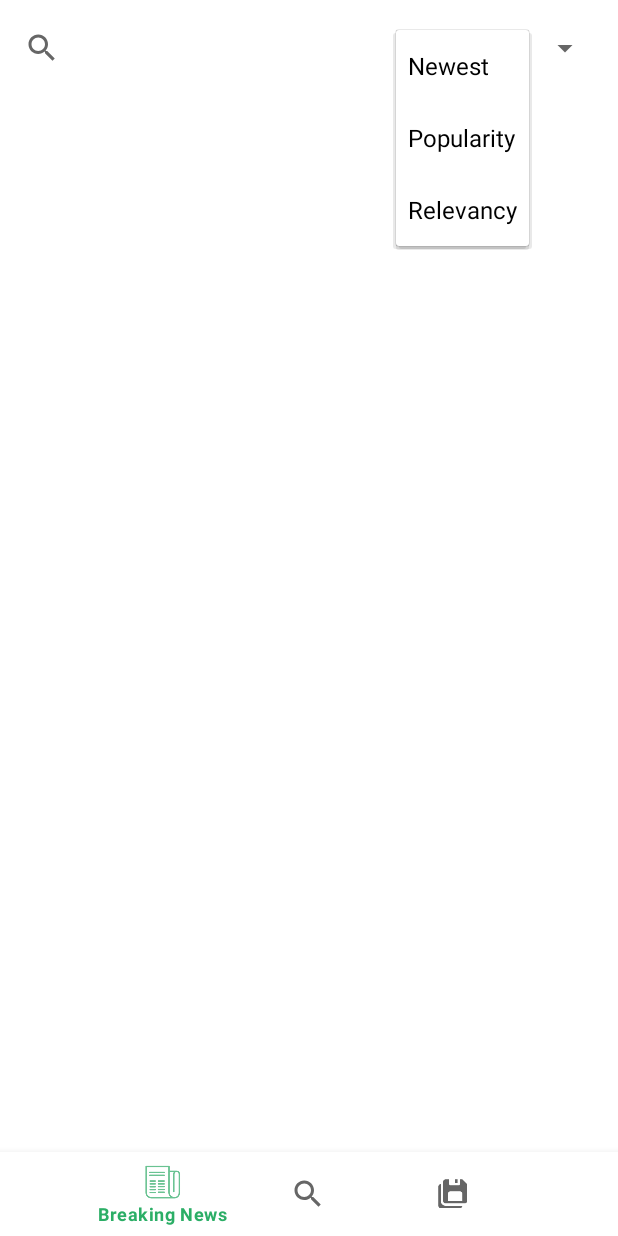
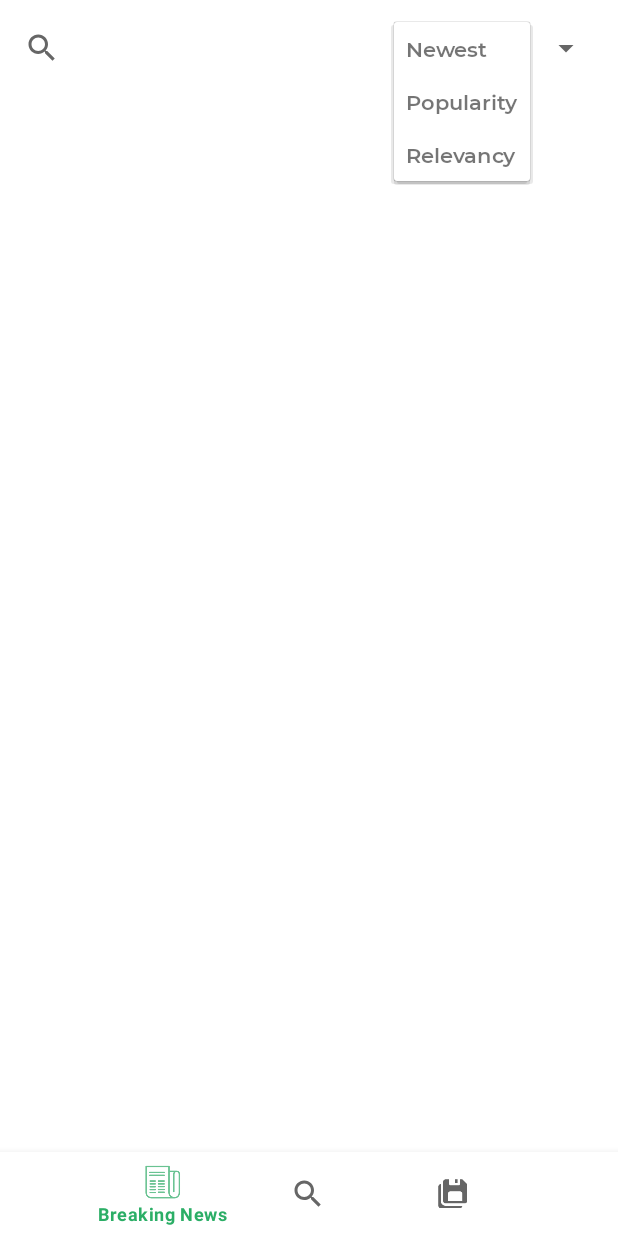
Before and after one commit to sreshtha10/Newsnest, an Android app: the SearchNewsFragment screen opened through its navigation route, after a tap on "Newest", on a phone screen of 412 x 824 dp. Run offline under Robolectric (Android 15) with nearby library versions, the phone set to English and light mode, and no system bars; our stand-ins replace Room's generated code, navigation-ui; network calls fail; pictures from the network do not load; 1 statement that could not run was skipped.

Commit message:
added custom layout for spinners

```diff
--- a/app/src/main/java/com/sreshtha/newsnest/ui/fragments/BreakingNewsFragment.kt
+++ b/app/src/main/java/com/sreshtha/newsnest/ui/fragments/BreakingNewsFragment.kt
@@ -8,6 +8,7 @@ import android.view.View
 import android.view.ViewGroup
 import android.widget.AbsListView
 import android.widget.AdapterView
+import android.widget.ArrayAdapter
 import androidx.fragment.app.Fragment
 import androidx.navigation.fragment.findNavController
 import androidx.recyclerview.widget.LinearLayoutManager
@@ -51,6 +52,7 @@ class BreakingNewsFragment : Fragment() {
         viewModel = (activity as MainActivity).viewModel
 
         setUpRecyclerView()
+        setUpSpinners()
 
         adapter.setOnItemClickListener {
             val bundle = Bundle().apply {
@@ -211,4 +213,15 @@ class BreakingNewsFragment : Fragment() {
         }
     }
 
+
+    private fun setUpSpinners(){
+        val regionArr = resources.getStringArray(R.array.BreakingNewsSpinnerArr)
+        val regionAdapter = activity?.let{ArrayAdapter(it,R.layout.custom_spinner,regionArr)}
+        binding?.breakingNewsSpinner?.adapter = regionAdapter
+
+        val categoryArr = resources.getStringArray(R.array.categories)
+        val categoryAdapter = activity?.let { ArrayAdapter(it,R.layout.custom_spinner,categoryArr) }
+        binding?.categorySpinner?.adapter = categoryAdapter
+    }
+
 }
--- a/app/src/main/java/com/sreshtha/newsnest/ui/fragments/SearchNewsFragment.kt
+++ b/app/src/main/java/com/sreshtha/newsnest/ui/fragments/SearchNewsFragment.kt
@@ -7,6 +7,7 @@ import android.view.View
 import android.view.ViewGroup
 import android.widget.AbsListView
 import android.widget.AdapterView
+import android.widget.ArrayAdapter
 import android.widget.SearchView
 import androidx.fragment.app.Fragment
 import androidx.navigation.fragment.findNavController
@@ -52,6 +53,8 @@ class SearchNewsFragment : Fragment() {
         viewModel = (activity as MainActivity).viewModel
 
         setUpRecyclerView()
+
+        setUpSpinner()
 
         adapter.setOnItemClickListener {
             val bundle = Bundle().apply {
@@ -240,4 +243,11 @@ class SearchNewsFragment : Fragment() {
         }
     }
 
+
+    private fun setUpSpinner(){
+        val arr = resources.getStringArray(R.array.sortBy)
+        val sortAdapter = activity?.let { ArrayAdapter(it,R.layout.custom_spinner,arr) }
+        binding?.spinnerSort?.adapter = sortAdapter
+    }
+
 }
--- /dev/null
+++ b/app/src/main/res/layout/custom_spinner.xml
@@ -0,0 +1,8 @@
+<?xml version="1.0" encoding="utf-8"?>
+<TextView xmlns:android="http://schemas.android.com/apk/res/android"
+    android:layout_width="match_parent"
+    android:layout_height="match_parent"
+    android:fontFamily="@font/heading"
+    android:padding="8dp"
+    android:textStyle="bold"
+    android:layout_margin="12dp"/>
```
